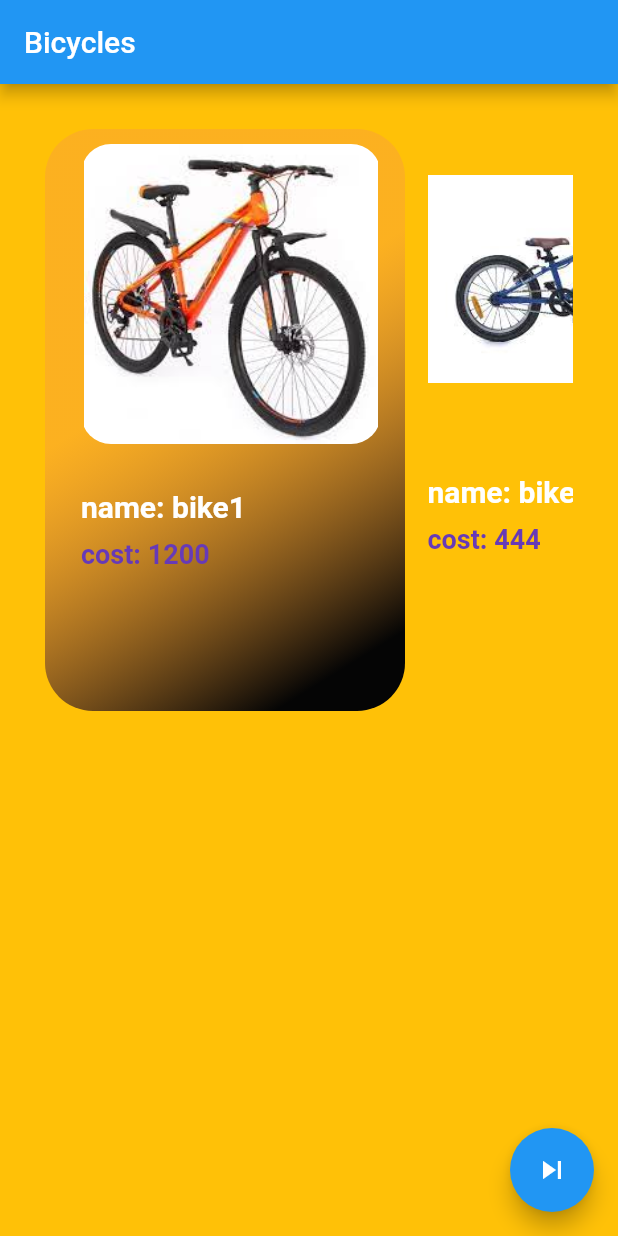
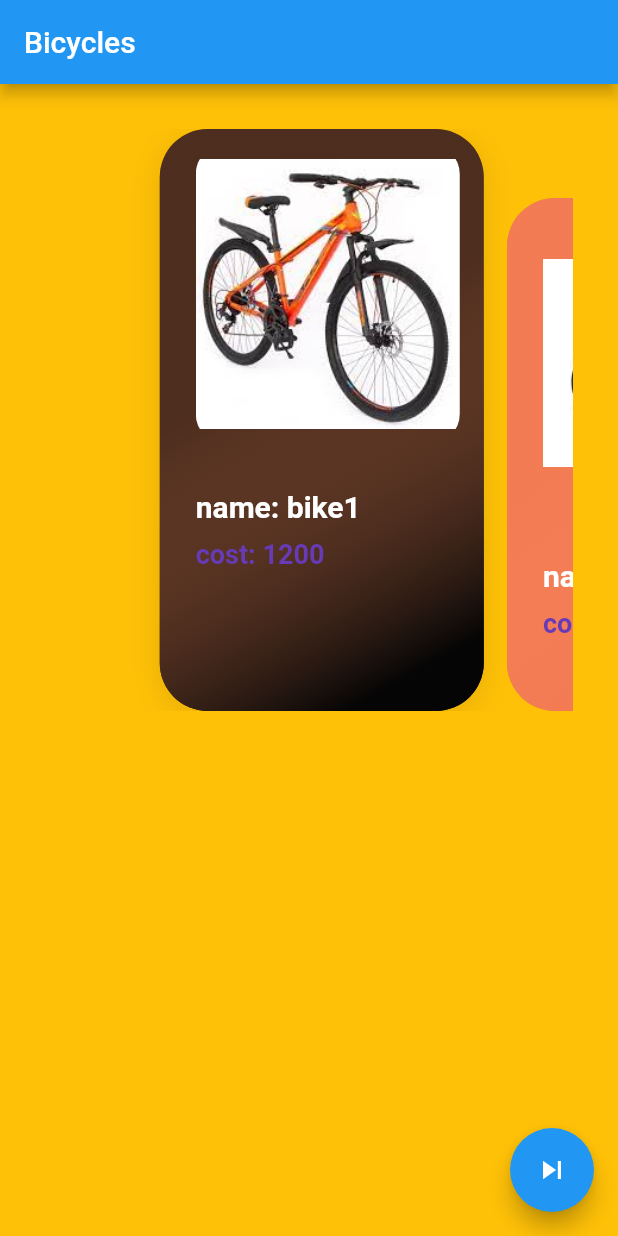
Before and after one commit to Nikita318-creator/project, a Flutter app: the screen it shows after launch, on a phone screen of 412 x 824 dp. Run offline on Flutter 3.47's test engine with Material 2 defaults, Android fonts, the phone set to English and light mode, and no system bars; Roboto replaces fonts that are missing (SFProText).

Commit message:
add PageView and scroll

```diff
--- /dev/null
+++ b/lib/Views/BikeCard.dart
@@ -0,0 +1,93 @@
+import 'package:flutter/material.dart';
+import 'package:flutter/rendering.dart';
+import 'package:flutter_application_hello/Models/BicycleModels.dart';
+
+class BikeCard extends StatelessWidget {
+  const BikeCard({Key? key, this.active, this.index, this.bicycleModel})
+      : super(key: key);
+
+  final bool? active;
+  final int? index;
+  final BicycleModel? bicycleModel;
+
+  @override
+  Widget build(BuildContext context) {
+    final blur = active! ? 16.0 : 0.0;
+    final offset = active! ? 4.0 : 0.0;
+    final top = active! ? 0.0 : 46.0;
+
+    return AnimatedContainer(
+      duration: const Duration(milliseconds: 200),
+      margin: EdgeInsets.only(
+        top: top,
+        bottom: 0,
+        right: 15.5,
+        left: active! ? 32.5 : 0,
+      ),
+      decoration: BoxDecoration(
+        borderRadius: BorderRadius.circular(32),
+        color: bicycleModel!.startColor,
+        boxShadow: [
+          BoxShadow(
+            color: Colors.black87.withOpacity(0.1),
+            blurRadius: blur,
+            offset: Offset(0, offset),
+          )
+        ],
+        // image: DecorationImage(
+        //   fit: BoxFit.cover,
+        //   image: AssetImage('assets/images/${bicycleModel!.recipeImage}'),
+        // ),
+      ),
+      child: Container(
+        padding: const EdgeInsets.only(
+          left: 24,
+          right: 16,
+          top: 10,
+        ),
+        height: 87,
+        decoration: BoxDecoration(
+            borderRadius: BorderRadius.circular(32),
+            gradient: LinearGradient(
+                colors: [
+                  bicycleModel!.startColor!,
+                  bicycleModel!.endColor!.withOpacity(0.3),
+                ],
+                begin: Alignment.bottomRight,
+                end: Alignment.topLeft,
+                stops: const [0.1, 0.6])),
+        child: Column(
+          crossAxisAlignment: CrossAxisAlignment.start,
+          children: [
+            ClipRRect(
+              borderRadius: BorderRadius.circular(20.0),
+              child: Image(
+                image: AssetImage(bicycleModel!.imageName),
+                width: 200,
+                height: 200,
+              ),
+            ),
+            SizedBox(height: 30),
+            Text(
+              'name: ${bicycleModel!.name}',
+              style: const TextStyle(
+                fontSize: 20,
+                color: Colors.white,
+                fontWeight: FontWeight.w600,
+              ),
+            ),
+            SizedBox(height: 10),
+            Text(
+              'cost: ${bicycleModel!.cost}',
+              style: const TextStyle(
+                fontSize: 18,
+                color: Colors.deepPurple,
+                fontWeight: FontWeight.w600,
+              ),
+            ),
+          ],
+        ),
+      ),
+    );
+  }
+}
--- a/lib/Views/MainPage.dart
+++ b/lib/Views/MainPage.dart
@@ -1,25 +1,36 @@
 import 'package:flutter/material.dart';
 import 'package:flutter/rendering.dart';
 import 'package:flutter_application_hello/Models/BicycleModels.dart';
+import 'package:flutter_application_hello/Views/BikeCard.dart';
 
-class MainPage extends StatelessWidget {
+class MainPage extends StatefulWidget {
   MainPage({super.key});
 
+  @override
+  State<MainPage> createState() => _MainPageState();
+}
+
+class _MainPageState extends State<MainPage> {
+  final PageController pageController = PageController(viewportFraction: 0.75);
+  int currentPage = 0;
+
+  @override
+  void initState() {
+    super.initState();
+
+    pageController.addListener(() {
+      final position = pageController.page!.round();
+      if (currentPage != position) {
+        {
+          setState(() {
+            currentPage = position;
+          });
+        }
+      }
+    });
+  }
+
   BicycleModels bicycleModels = BicycleModels();
-
-// USE IT instead and models from index, not hardcode!
-// child: PageView.builder(
-//             physics: const BouncingScrollPhysics(),
-//             controller: pageController,
-//             itemCount: recipes.length,
-//             itemBuilder: (context, index) {
-//               return RecipeCard(
-//                 active: index == currentPage,
-//                 index: index,
-//                 recipe: recipes[index],
-//               );
-//             },
-//           ),
 
   @override
   Widget build(BuildContext context) {
@@ -29,167 +40,17 @@ class MainPage extends StatelessWidget {
       body: Padding(
         padding:
             const EdgeInsets.only(bottom: 350, left: 30, right: 30, top: 30),
-        child: ListView(
-          scrollDirection: Axis.horizontal,
-          children: [
-            // BIKE1
-            Container(
-              padding: const EdgeInsets.only(
-                left: 24,
-                right: 16,
-                top: 10,
-              ),
-              height: 87,
-              decoration: BoxDecoration(
-                  borderRadius: BorderRadius.circular(32),
-                  gradient: LinearGradient(
-                      colors: [
-                        bicycleModels.allBicycleModels[0].startColor!,
-                        bicycleModels.allBicycleModels[0].endColor!
-                            .withOpacity(0.3),
-                      ],
-                      begin: Alignment.bottomRight,
-                      end: Alignment.topLeft,
-                      stops: const [0.1, 0.6])),
-              child: Column(
-                crossAxisAlignment: CrossAxisAlignment.start,
-                children: [
-                  ClipRRect(
-                    borderRadius: BorderRadius.circular(20.0),
-                    child: Image(
-                      image: AssetImage(
-                          bicycleModels.allBicycleModels[0].imageName),
-                      width: 200,
-                      height: 200,
-                    ),
-                  ),
-                  SizedBox(height: 30),
-                  Text(
-                    'name: ${bicycleModels.allBicycleModels[0].name}',
-                    style: const TextStyle(
-                      fontSize: 20,
-                      color: Colors.white,
-                      fontWeight: FontWeight.w600,
-                    ),
-                  ),
-                  SizedBox(height: 10),
-                  Text(
-                    'cost: ${bicycleModels.allBicycleModels[0].cost}',
-                    style: const TextStyle(
-                      fontSize: 18,
-                      color: Colors.deepPurple,
-                      fontWeight: FontWeight.w600,
-                    ),
-                  ),
-                ],
-              ),
-            ),
-
-            SizedBox(
-              width: 15,
-            ),
-
-            // BIKE2
-            Column(
-              crossAxisAlignment: CrossAxisAlignment.start,
-              children: [
-                Image(
-                  image:
-                      AssetImage(bicycleModels.allBicycleModels[1].imageName),
-                  width: 200,
-                  height: 200,
-                ),
-                SizedBox(height: 30),
-                Text(
-                  'name: ${bicycleModels.allBicycleModels[1].name}',
-                  style: const TextStyle(
-                    fontSize: 20,
-                    color: Colors.white,
-                    fontWeight: FontWeight.w600,
-                  ),
-                ),
-                SizedBox(height: 10),
-                Text(
-                  'cost: ${bicycleModels.allBicycleModels[1].cost}',
-                  style: const TextStyle(
-                    fontSize: 18,
-                    color: Colors.deepPurple,
-                    fontWeight: FontWeight.w600,
-                  ),
-                ),
-              ],
-            ),
-
-            SizedBox(
-              width: 15,
-            ),
-
-            // BIKE3
-            Column(
-              crossAxisAlignment: CrossAxisAlignment.start,
-              children: [
-                Image(
-                  image:
-                      AssetImage(bicycleModels.allBicycleModels[2].imageName),
-                  width: 200,
-                  height: 200,
-                ),
-                SizedBox(height: 30),
-                Text(
-                  'name: ${bicycleModels.allBicycleModels[2].name}',
-                  style: const TextStyle(
-                    fontSize: 20,
-                    color: Colors.white,
-                    fontWeight: FontWeight.w600,
-                  ),
-                ),
-                SizedBox(height: 10),
-                Text(
-                  'cost: ${bicycleModels.allBicycleModels[2].cost}',
-                  style: const TextStyle(
-                    fontSize: 18,
-                    color: Colors.deepPurple,
-                    fontWeight: FontWeight.w600,
-                  ),
-                ),
-              ],
-            ),
-
-            SizedBox(
-              width: 15,
-            ),
-
-            // BIKE4
-            Column(
-              crossAxisAlignment: CrossAxisAlignment.start,
-              children: [
-                Image(
-                  image:
-                      AssetImage(bicycleModels.allBicycleModels[3].imageName),
-                  width: 200,
-                  height: 200,
-                ),
-                SizedBox(height: 30),
-                Text(
-                  'name: ${bicycleModels.allBicycleModels[3].name}',
-                  style: const TextStyle(
-                    fontSize: 20,
-                    color: Colors.white,
-                    fontWeight: FontWeight.w600,
-                  ),
-                ),
-                SizedBox(height: 10),
-                Text(
-                  'cost: ${bicycleModels.allBicycleModels[3].cost}',
-                  style: const TextStyle(
-                    fontSize: 18,
-                    color: Colors.deepPurple,
-                    fontWeight: FontWeight.w600,
-                  ),
-                ),
-              ],
-            ),
-          ],
+        child: PageView.builder(
+          physics: const BouncingScrollPhysics(),
+          controller: pageController,
+          itemCount: bicycleModels.allBicycleModels.length,
+          itemBuilder: (context, index) {
+            return BikeCard(
+              active: index == currentPage,
+              index: index,
+              bicycleModel: bicycleModels.allBicycleModels[index],
+            );
+          },
         ),
       ),
       floatingActionButton: FloatingActionButton(
```
Also changed, not shown: 10 other files.
